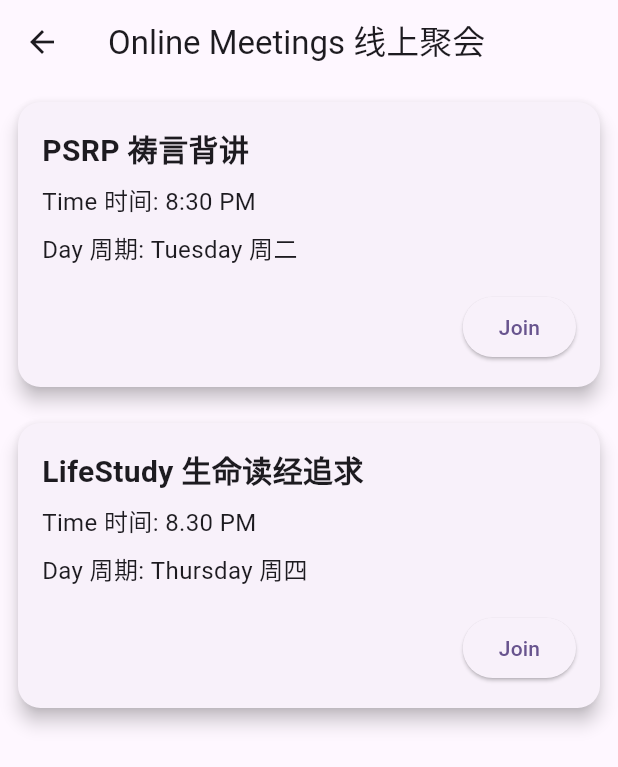
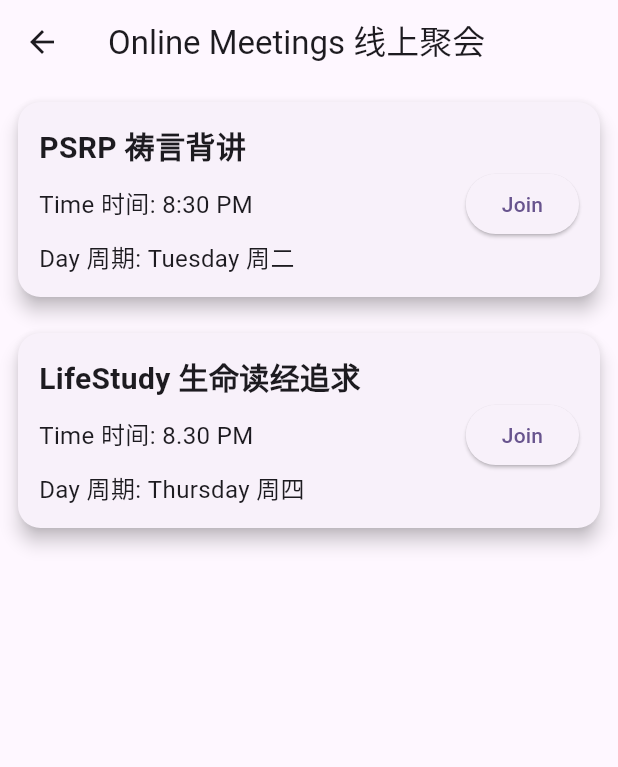
Before and after one commit to motion3y3/canaanland, a Flutter app: the Page1 screen opened directly, on a phone screen of 412 x 824 dp. Shown: the top 767 px of the screen. Run offline on Flutter 3.47's test engine with Material 2 defaults, Android fonts, the phone set to English and light mode, and no system bars; our stand-ins replace cloud_firestore, firebase_auth, firebase_core, font_awesome_flutter; missing offline and left inert: flutter_inappwebview; accounts and stored records are empty.

Commit message:
resize the meeting box

```diff
--- a/lib/view/onlineMeetings.dart
+++ b/lib/view/onlineMeetings.dart
@@ -41,9 +41,12 @@ class Page1 extends StatelessWidget {
               ),
               elevation: 5,
               child: Padding(
-                padding: const EdgeInsets.all(16.0),
+                padding: const EdgeInsets.all(14.0),
                 child: Column(
                   crossAxisAlignment: CrossAxisAlignment.start,
+                  children: [
+                    Row(
+                      mainAxisAlignment: MainAxisAlignment.spaceBetween,
                       children: [
                         Text(
                           meetings[index].title,
@@ -52,24 +55,17 @@ class Page1 extends StatelessWidget {
                             fontWeight: FontWeight.bold,
                           ),
                         ),
-                    const SizedBox(height: 8),
+                      ],
+                    ),
+                    Row(
+                        mainAxisAlignment: MainAxisAlignment.spaceBetween,
+                        children: [
                           Text(
                             'Time 时间: ${meetings[index].time}',
                             style: const TextStyle(
                               fontSize: 16,
                             ),
                           ),
-                    const SizedBox(height: 8),
-                    Text(
-                      'Day 周期: ${meetings[index].day}',
-                      style: const TextStyle(
-                        fontSize: 16,
-                      ),
-                    ),
-                    const SizedBox(height: 16),
-                    Row(
-                      mainAxisAlignment: MainAxisAlignment.end,
-                      children: [
                           ElevatedButton(
                             onPressed: () async {
                               // Handle join button tap here
@@ -86,7 +82,7 @@ class Page1 extends StatelessWidget {
                                   context: context,
                                   builder: (BuildContext context) {
                                     return AlertDialog(
-                                    title: Text("Error"),
+                                      title: const Text("Error"),
                                       content: Text(
                                           "Could not launch the meeting URL."),
                                       actions: <Widget>[
@@ -102,9 +98,14 @@ class Page1 extends StatelessWidget {
                                 );
                               }
                             },
-                          child: Text('Join'),
+                            child: const Text('Join'),
                           ),
-                      ],
+                        ]),
+                    Text(
+                      'Day 周期: ${meetings[index].day}',
+                      style: const TextStyle(
+                        fontSize: 16,
+                      ),
                     ),
                   ],
                 ),
--- a/lib/view/physicalMeetings.dart
+++ b/lib/view/physicalMeetings.dart
@@ -42,7 +42,7 @@ class _HomePageState extends State<HomePage> {
   }
 
   final List<Meeting> meetings = [
-    Meeting("Lord's Table Meeting 主日聚会", '10:00 AM', "Lord's Day 主日"),
+    Meeting("Lord's Table 主日聚会", '10:00 AM', "Lord's Day 主日"),
     Meeting('Prophesying 申言', null, "Lord's Day 主日"),
     Meeting('Shepherding 牧养', null, null),
     Meeting('Group Meeting 小排', '7.00 PM', "Saturday 周六")
@@ -50,7 +50,7 @@ class _HomePageState extends State<HomePage> {
 
   getMeetingCard(Meeting meetingType) {
     switch (meetingType.title) {
-      case "Lord's Table Meeting 主日聚会":
+      case "Lord's Table 主日聚会":
         return LordsDayMeetingCard(
             title: meetingType.title,
             time: meetingType.time,
```
Also changed, not shown: lib/view/mainHome.dart (+4 -47 lines), lib/view/meetingElem/groupMeeting.dart (+17 -20 lines), lib/view/meetingElem/lordsday.dart (+11 -18 lines), lib/view/meetingElem/prophesying.dart (+16 -19 lines), lib/view/meetingElem/sheperding.dart (+11 -18 lines). Lines whose indentation alone changed are shown as unchanged.
